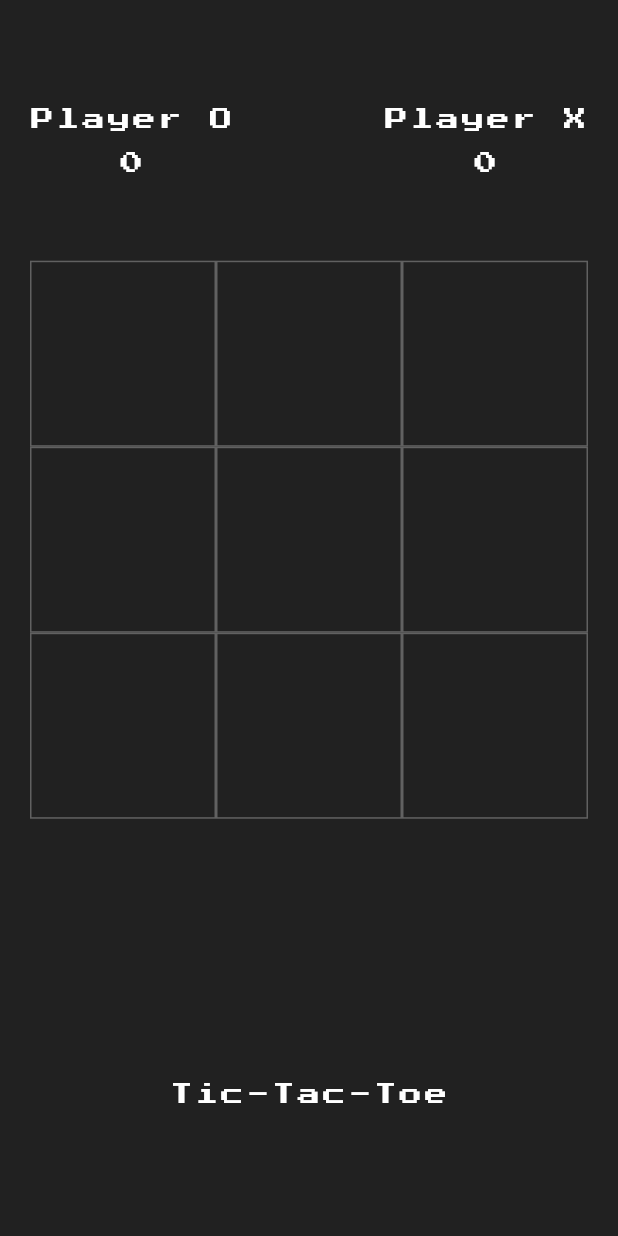
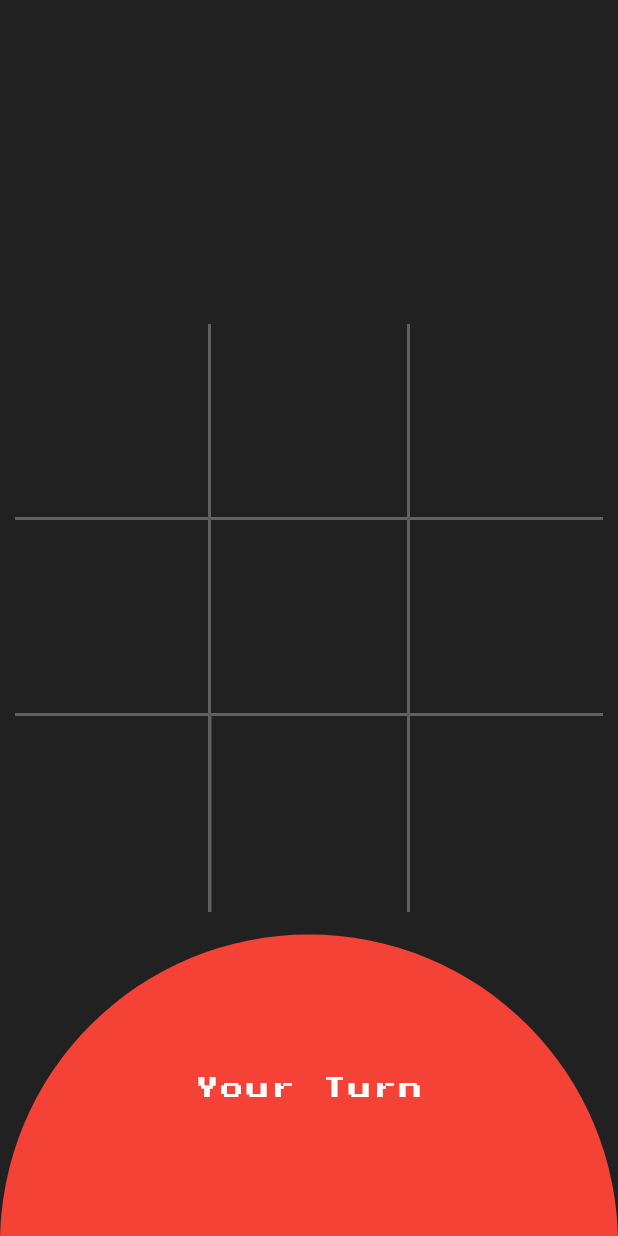
Before and after one commit to MichaelZakaria/Tic-Tac-Toe, a Flutter app: the screen it shows after launch, after a tap on "Easy", on a phone screen of 412 x 824 dp. Run offline on Flutter 3.47's test engine with Material 3 defaults, Android fonts, the light colour scheme and no system bars; our stand-ins replace avatar_glow, get, google_fonts.

Commit message:
Added turn indicators

```diff
--- /dev/null
+++ b/lib/common/board/board_borders.dart
@@ -0,0 +1,35 @@
+import 'package:flutter/material.dart';
+
+List borders = [
+  Border(
+      right: BorderSide(color: Colors.grey[700]!, width: 2),
+      bottom: BorderSide(color: Colors.grey[700]!,  width: 2)
+  ),
+  Border(
+      bottom: BorderSide(color: Colors.grey[700]!,  width: 2)
+  ),
+  Border(
+      left: BorderSide(color: Colors.grey[700]!,  width: 2),
+      bottom: BorderSide(color: Colors.grey[700]!,  width: 2)
+  ),
+  Border(
+      right: BorderSide(color: Colors.grey[700]!,  width: 2),
+      bottom: BorderSide(color: Colors.grey[700]!,  width: 2)
+  ),
+  Border(
+      bottom: BorderSide(color: Colors.grey[700]!,  width: 2)
+  ),
+  Border(
+      left: BorderSide(color: Colors.grey[700]!,  width: 2),
+      bottom: BorderSide(color: Colors.grey[700]!,  width: 2)
+  ),
+  Border(
+      right: BorderSide(color: Colors.grey[700]!,  width: 2)
+  ),
+  Border(
+      left: BorderSide(color: Colors.grey[700]!,  width: 0)
+  ),
+  Border(
+      left: BorderSide(color: Colors.grey[700]!,  width: 2)
+  ),
+];
--- a/lib/common/board/my_board.dart
+++ b/lib/common/board/my_board.dart
@@ -1,6 +1,7 @@
 import 'package:flutter/material.dart';
 import 'package:get/get_state_manager/src/rx_flutter/rx_obx_widget.dart';
 import '../../controllers/game_controller.dart';
+import 'board_borders.dart';
 
 class MyBoard extends StatelessWidget {
   const MyBoard({
@@ -11,23 +12,28 @@ class MyBoard extends StatelessWidget {
   Widget build(BuildContext context) {
     final controller = GameController.instance;
 
-    return Expanded(
-      flex: 3,
+    return Padding(
+      padding: const EdgeInsets.symmetric(vertical: 0, horizontal: 10),
+      child: Center(
         child: GridView.builder(
+            padding: const EdgeInsets.all(0),
+            physics: const NeverScrollableScrollPhysics(),
+            shrinkWrap: true,
             itemCount: 9,
             gridDelegate: const SliverGridDelegateWithFixedCrossAxisCount(crossAxisCount: 3),
             itemBuilder: (BuildContext context, int index) {
               return GestureDetector(
                 onTap: () { controller.onTap(index); },
                 child: Container(
-                decoration: BoxDecoration(border: Border.all(color: Colors.grey[700]!)),
+                  decoration: BoxDecoration(border: borders[index]),
                   child: Center(
-                  child: Obx(() => Text(controller.displayXO[index], style: const TextStyle(color: Colors.white, fontSize: 30))),
+                    child: Obx(() => Text(controller.displayXO[index], style: const TextStyle(color: Colors.white, fontSize: 35))),
                   ),
                 ),
               );
             }
         ),
+      ),
     );
   }
 }
--- a/lib/views/game_screen.dart
+++ b/lib/views/game_screen.dart
@@ -14,23 +14,62 @@ class GameScreen extends StatelessWidget {
   Widget build(BuildContext context) {
     final controller = Get.put(GameController(game: game));
 
-    return Scaffold(
-      backgroundColor: Colors.grey[900],
-      body: Padding(
-        padding: const EdgeInsets.symmetric(vertical: 15, horizontal: 20),
-        child: Column(
+    String turnText;
+    int rotations;
+    if(game == '2p') {
+      turnText = 'Your Turn';
+      rotations = 2;
+    } else {
+      turnText = 'Ai Turn';
+      rotations = 0;
+    }
+
+
+
+    return Obx(
+      () => Scaffold(
+        backgroundColor: Colors.grey[900],
+        body: Stack(
           children: [
-            /// Score
-            const MyScoreBoard(),
+            /// First Player Turn
+            if(controller.oTurn.value)
+              Positioned(
+                top: -5,
+                child: Container(
+                  width: MediaQuery.of(context).size.width,
+                  height: MediaQuery.of(context).size.height / 4,
+                  decoration: const BoxDecoration(
+                    borderRadius: BorderRadius.only(bottomLeft: Radius.circular(500), bottomRight: Radius.circular(500)),
+                    color: Colors.blue,
+                  ),
+                  padding: const EdgeInsets.symmetric(vertical: 20, horizontal: 20),
+                  child: Center(
+                    child:RotatedBox(
+                        quarterTurns: rotations,
+                        child: Text(turnText, style: MyFonts.myFontWhite)),
+                  ),
+                ),
+              ),
 
             /// Board
            const MyBoard(),
 
-            /// Title
-            Expanded(
+            /// Second Player Turn
+            if(!controller.oTurn.value)
+              Positioned(
+              bottom: -5,
+              child: Container(
+                width: MediaQuery.of(context).size.width,
+                height: MediaQuery.of(context).size.height / 4,
+                decoration: const BoxDecoration(
+                  borderRadius: BorderRadius.only(topLeft: Radius.circular(500), topRight: Radius.circular(500)),
+                  color: Colors.red,
+                ),
+                padding: const EdgeInsets.symmetric(vertical: 20, horizontal: 20),
                 child: Center(
-                  child: Text('Tic-Tac-Toe', style: MyFonts.myFontWhite),
-                )
+                  child: Text('Your Turn', style: MyFonts.myFontWhite),
+                ),
+              ),
             ),
           ],
         ),
```
Also changed, not shown: lib/common/score_board/my_score_board.dart (+8 -1 lines), lib/controllers/game_controller.dart (+26 -18 lines). Lines whose indentation alone changed are shown as unchanged.
